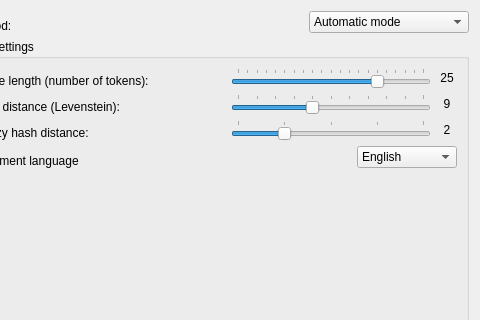
Qt form doc-clone-miner/qtui/element_miner_settings.ui (spbu-se/pldoctoolkit) before a commit; both pictures show x 91 to 571 and y 0 to 320 of the 571 by 578 pixel window.
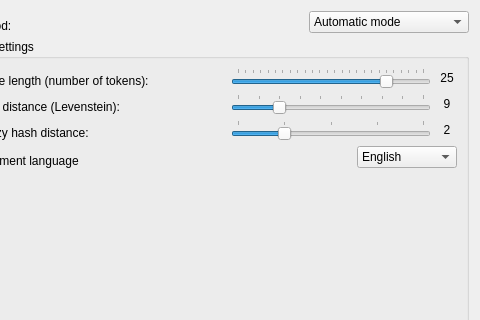
The same form after that commit. The open tabs and pages were chosen to show the change.

What changed in the file:
```diff
--- a/doc-clone-miner/qtui/element_miner_settings.ui
+++ b/doc-clone-miner/qtui/element_miner_settings.ui
@@ -803,7 +803,7 @@
                </size>
               </property>
               <property name="minimum">
-               <number>10</number>
+               <number>5</number>
               </property>
               <property name="maximum">
                <number>30</number>
@@ -883,13 +883,13 @@
                </size>
               </property>
               <property name="minimum">
-               <number>5</number>
+               <number>1</number>
               </property>
               <property name="maximum">
-               <number>15</number>
+               <number>10</number>
               </property>
               <property name="value">
-               <number>9</number>
+               <number>3</number>
               </property>
               <property name="tracking">
                <bool>true</bool>
```
